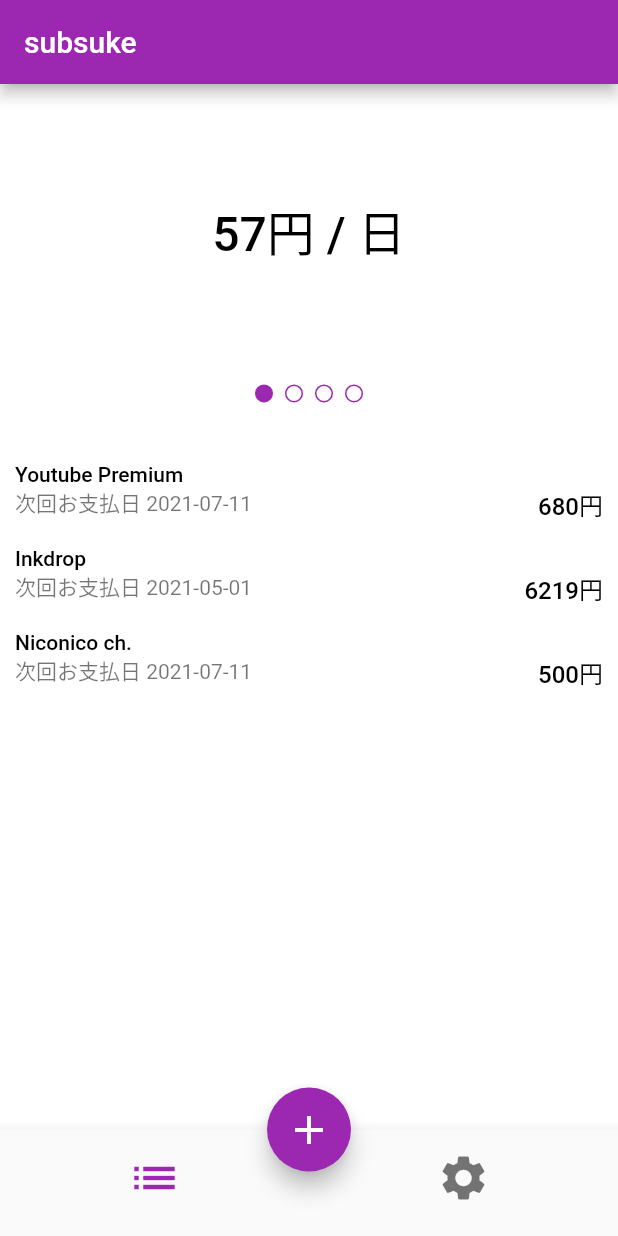
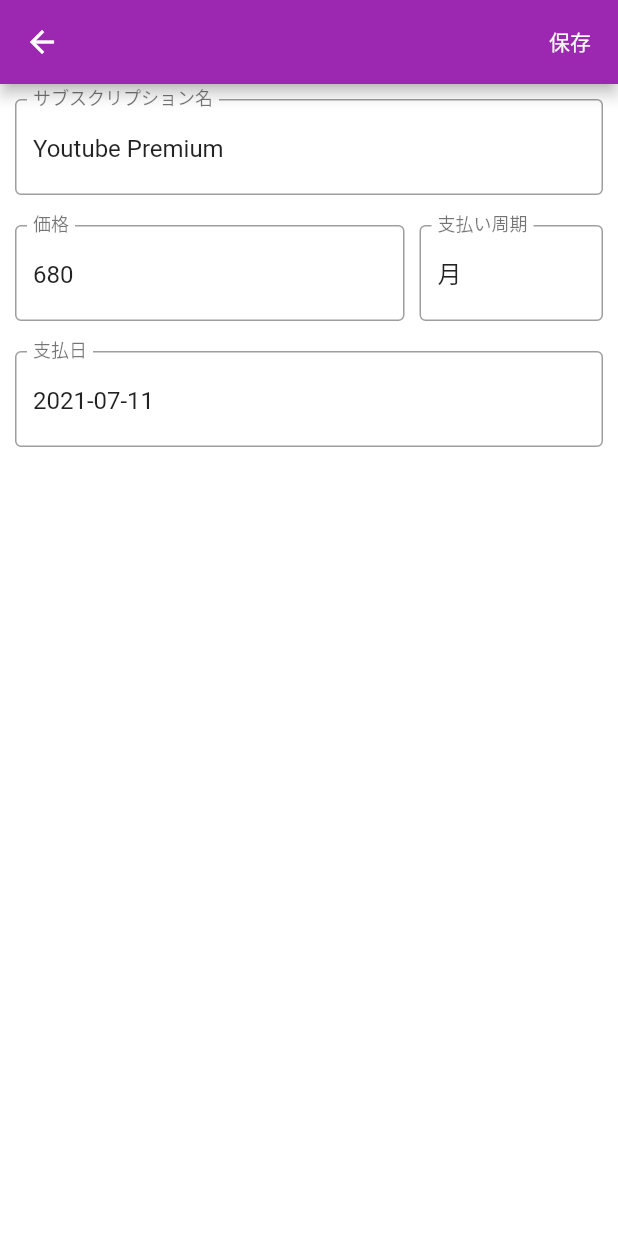
Before and after one commit to ushmz/subsuke, a Flutter app: the screen it shows after launch, after a tap on "Youtube Premium", on a phone screen of 412 x 824 dp. Run offline on Flutter 3.47's test engine with Material 2 defaults, Android fonts, the phone set to English and light mode, and no system bars; our stand-ins replace modal_bottom_sheet, rxdart, settings_ui.

Commit message:
:building_construction: Update structure

```diff
--- a/lib/main.dart
+++ b/lib/main.dart
@@ -1,7 +1,9 @@
 import 'package:flutter/material.dart';
 import 'package:provider/provider.dart';
 import 'package:subsuke/blocs/pagination_bloc.dart';
-import 'package:subsuke/ui/screen/home.dart';
+import 'package:subsuke/blocs/edit_screen_bloc.dart';
+import 'package:subsuke/ui/Home/home.dart';
+import 'package:subsuke/ui/Update/update.dart';
 
 void main() {
   runApp(MyApp());
@@ -14,41 +16,44 @@ class MyApp extends StatelessWidget {
     return MaterialApp(
       title: 'Subsuke',
       theme: ThemeData(
-          // This is the theme of your application.
-          //
-          // Try running your application with "flutter run". You'll see the
-          // application has a blue toolbar. Then, without quitting the app, try
-          // changing the primarySwatch below to Colors.green and then invoke
-          // "hot reload" (press "r" in the console where you ran "flutter run",
-          // or simply save your changes to "hot reload" in a Flutter IDE).
-          // Notice that the counter didn't reset back to zero; the application
-          // is not restarted.
+          brightness: Brightness.light,
+          primaryColor: Colors.purple,
           primarySwatch: Colors.purple,
           scaffoldBackgroundColor: Colors.white,
-          bottomAppBarColor: Colors.white70,
+          bottomAppBarColor: Colors.white54,
           hintColor: Colors.black54,
           iconTheme: IconThemeData(color: Colors.black),
           textTheme: TextTheme(
-            bodyText1: TextStyle(color: Colors.black),
-            bodyText2: TextStyle(color: Colors.black54),
+            bodyText1: TextStyle(color: Colors.black, fontSize: 24),
+            bodyText2: TextStyle(color: Colors.black54, fontSize: 18),
           )),
       darkTheme: ThemeData(
+          brightness: Brightness.dark,
           primaryColor: Colors.deepPurple,
           primarySwatch: Colors.deepPurple,
           backgroundColor: Colors.black,
           scaffoldBackgroundColor: Colors.black,
-          bottomAppBarColor: Colors.black87,
+          bottomAppBarColor: Colors.black54,
           hintColor: Colors.white54,
           iconTheme: IconThemeData(color: Colors.white),
           textTheme: TextTheme(
-            bodyText1: TextStyle(color: Colors.white),
-            bodyText2: TextStyle(color: Colors.white54),
+            bodyText1: TextStyle(color: Colors.white, fontSize: 24),
+            bodyText2: TextStyle(color: Colors.white54, fontSize: 18),
           )),
-      home: Provider<PaginationBloc>(
-        create: (context) => PaginationBloc(),
-        dispose: (context, bloc) => bloc.dispose(),
-        child: HomeScreen(),
-      ),
+      debugShowCheckedModeBanner: false,
+      initialRoute: '/home',
+      routes: <String, WidgetBuilder>{
+        '/home': (BuildContext context) => Provider<PaginationBloc>(
+              create: (context) => PaginationBloc(),
+              dispose: (context, bloc) => bloc.dispose(),
+              child: HomeScreen(),
+            ),
+        '/edit': (BuildContext context) => Provider<EditScreenBloc>(
+              create: (context) => EditScreenBloc(),
+              dispose: (context, bloc) => bloc.dispose(),
+              child: EditScreen(),
+            ),
+      },
     );
   }
 }
--- /dev/null
+++ b/lib/models/cycles.dart
@@ -0,0 +1,6 @@
+class PaymentCycle {
+  static const ONCE_DAY = '日';
+  static const ONCE_WEEK = '週';
+  static const ONCE_MONTH = '月';
+  static const ONCE_YEAR = '年';
+}
--- a/lib/ui/pages/list.dart
+++ b/lib/ui/Home/Internal/list.dart
@@ -1,5 +1,6 @@
 import 'package:flutter/material.dart';
 import 'package:subsuke/models/subsucription.dart';
+import 'package:subsuke/models/cycles.dart';
 
 class ListPage extends StatelessWidget {
   static const prices = <Widget>[
@@ -25,11 +26,17 @@ class ListPage extends StatelessWidget {
         name: 'Youtube Premium',
         billingAt: '2021-07-11',
         price: 680,
-        cycle: ''),
+        cycle: PaymentCycle.ONCE_MONTH),
     Subscription(
-        name: 'Inkdrop', billingAt: '2021-05-01', price: 6219, cycle: ''),
+        name: 'Inkdrop',
+        billingAt: '2021-05-01',
+        price: 6219,
+        cycle: PaymentCycle.ONCE_YEAR),
     Subscription(
-        name: 'Niconico ch.', billingAt: '2021-07-11', price: 500, cycle: '')
+        name: 'Niconico ch.',
+        billingAt: '2021-07-11',
+        price: 500,
+        cycle: PaymentCycle.ONCE_MONTH)
   ];
 
   @override
--- /dev/null
+++ b/lib/ui/Update/update.dart
@@ -0,0 +1,101 @@
+import 'package:flutter/material.dart';
+import 'package:provider/provider.dart';
+import 'package:subsuke/blocs/edit_screen_bloc.dart';
+import 'package:subsuke/models/subsucription.dart';
+
+class EditScreen extends StatelessWidget {
+  @override
+  Widget build(BuildContext context) {
+    final bloc = Provider.of<EditScreenBloc>(context);
+    final Subscription item = ModalRoute.of(context).settings.arguments;
+    bloc.setNameText(item.name);
+    bloc.setPriceNum(item.price);
+    bloc.setNextTime(item.billingAt);
+    bloc.setCycle(item.cycle);
+
+    return Scaffold(
+        appBar: AppBar(
+          actions: <Widget>[
+            Center(
+              child: TextButton(
+                child: Text("保存", style: TextStyle(color: Colors.white)),
+                onPressed: () {},
+              ),
+            )
+          ],
+        ),
+        body: Column(
+          children: [
+            StreamBuilder(
+                stream: bloc.onChangeNameText,
+                builder: (BuildContext context, AsyncSnapshot snapshot) {
+                  return Padding(
+                    padding: EdgeInsets.all(10),
+                    child: TextField(
+                      controller: TextEditingController(text: item.name),
+                      decoration: InputDecoration(
+                          border: OutlineInputBorder(),
+                          labelText: "サブスクリプション名",
+                          hintText: "サブスクリプション名"),
+                      onChanged: (text) => bloc.setNameText(text),
+                    ),
+                  );
+                }),
+            StreamBuilder(
+                stream: bloc.onChangePriceNum,
+                builder: (BuildContext context, AsyncSnapshot snapshot) {
+                  return Padding(
+                      padding: EdgeInsets.only(top: 10, bottom: 10),
+                      child: Row(
+                          mainAxisAlignment: MainAxisAlignment.spaceEvenly,
+                          children: [
+                            Expanded(
+                                flex: 2,
+                                child: Padding(
+                                    padding:
+                                        EdgeInsets.only(left: 10, right: 5),
+                                    child: TextField(
+                                      controller: TextEditingController(
+                                          text: item.price.toString()),
+                                      decoration: InputDecoration(
+                                          border: OutlineInputBorder(),
+                                          labelText: "価格",
+                                          hintText: "価格"),
+                                      onChanged: (number) =>
+                                          bloc.setPriceNum(int.parse(number)),
+                                    ))),
+                            Expanded(
+                                flex: 1,
+                                child: Padding(
+                                    padding:
+                                        EdgeInsets.only(left: 5, right: 10),
+                                    child: TextField(
+                                      controller: TextEditingController(
+                                          text: item.cycle),
+                                      decoration: InputDecoration(
+                                          border: OutlineInputBorder(),
+                                          labelText: "支払い周期",
+                                          hintText: "支払い周期"),
+                                      onChanged: (text) => bloc.setCycle(text),
+                                    )))
+                          ]));
+                }),
+            StreamBuilder(
+                stream: bloc.onChangeNextTime,
+                builder: (BuildContext context, AsyncSnapshot snapshot) {
+                  return Padding(
+                    padding: EdgeInsets.all(10),
+                    child: TextField(
+                      controller: TextEditingController(text: item.billingAt),
+                      decoration: InputDecoration(
+                          border: OutlineInputBorder(),
+                          labelText: "支払日",
+                          hintText: "支払日"),
+                      onChanged: (text) => bloc.setNextTime(text),
+                    ),
+                  );
+                })
+          ],
+        ));
+  }
+}
```
Also changed, not shown: lib/ui/Home/Internal/add.dart (added, +119 -0 lines), lib/ui/Home/home.dart (renamed from lib/ui/screen/home.dart, +24 -3 lines), lib/ui/Home/Internal/config.dart (renamed from lib/ui/pages/config.dart), 2 other files.
